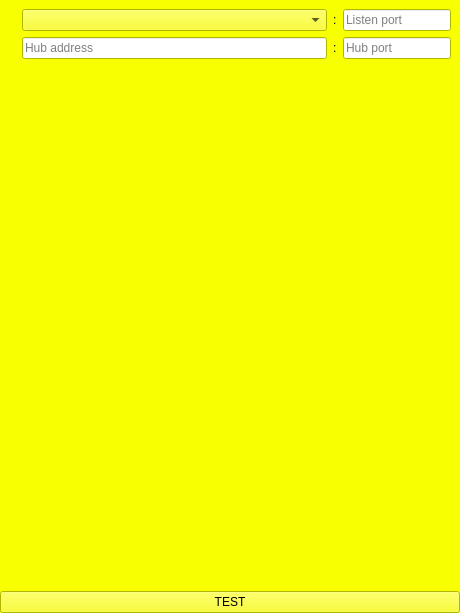
mrdeveloperdude/OctoMY, file lib/ui/RemoteWindow.ui: the form before one commit.
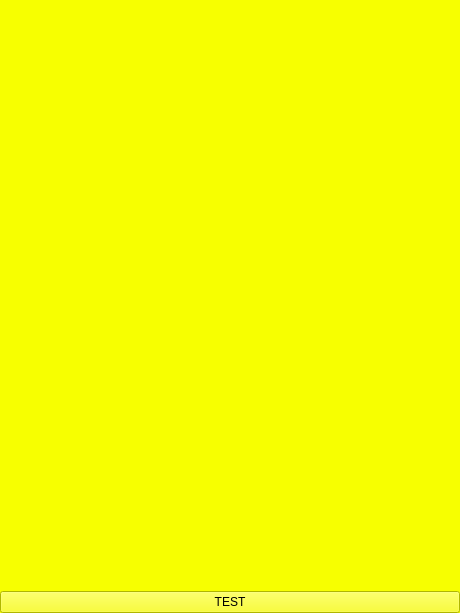
The form after the commit. The open tabs and pages were chosen to show the change. Icons and pictures are not drawn. Custom widgets are drawn as their Qt base class.

Patch:
```diff
--- a/lib/ui/RemoteWindow.ui
+++ b/lib/ui/RemoteWindow.ui
@@ -1033,77 +1033,6 @@
      <widget class="QWidget" name="pageConnect">
       <layout class="QGridLayout" name="gridLayout_3">
        <item row="2" column="1">
-        <layout class="QHBoxLayout" name="horizontalLayout">
-         <item>
-          <widget class="TextEntry" name="lineEditHubAddress">
-           <property name="placeholderText">
-            <string>Hub address</string>
-           </property>
-          </widget>
-         </item>
-         <item>
-          <widget class="QLabel" name="label_2">
-           <property name="text">
-            <string>:</string>
-           </property>
-          </widget>
-         </item>
-         <item>
-          <widget class="TextEntry" name="lineEditHubPort">
-           <property name="sizePolicy">
-            <sizepolicy hsizetype="Preferred" vsizetype="Fixed">
-             <horstretch>0</horstretch>
-             <verstretch>0</verstretch>
-            </sizepolicy>
-           </property>
-           <property name="maxLength">
-            <number>6</number>
-           </property>
-           <property name="placeholderText">
-            <string>Hub port</string>
-           </property>
-          </widget>
-         </item>
-        </layout>
-       </item>
-       <item row="1" column="1">
-        <layout class="QHBoxLayout" name="horizontalLayout_2">
-         <item>
-          <widget class="QComboBox" name="comboBoxLocalAddress">
-           <property name="sizePolicy">
-            <sizepolicy hsizetype="Expanding" vsizetype="Fixed">
-             <horstretch>0</horstretch>
-             <verstretch>0</verstretch>
-            </sizepolicy>
-           </property>
-          </widget>
-         </item>
-         <item>
-          <widget class="QLabel" name="label_4">
-           <property name="text">
-            <string>:</string>
-           </property>
-          </widget>
-         </item>
-         <item>
-          <widget class="TextEntry" name="lineEditLocalPort">
-           <property name="sizePolicy">
-            <sizepolicy hsizetype="Preferred" vsizetype="Fixed">
-             <horstretch>0</horstretch>
-             <verstretch>0</verstretch>
-            </sizepolicy>
-           </property>
-           <property name="maxLength">
-            <number>6</number>
-           </property>
-           <property name="placeholderText">
-            <string>Listen port</string>
-           </property>
-          </widget>
-         </item>
-        </layout>
-       </item>
-       <item row="4" column="1">
         <spacer name="verticalSpacer">
          <property name="orientation">
           <enum>Qt::Vertical</enum>
@@ -1116,23 +1045,10 @@
          </property>
         </spacer>
        </item>
-       <item row="3" column="1">
-        <widget class="TryToggle" name="tryToggleListen" native="true">
-         <property name="sizePolicy">
-          <sizepolicy hsizetype="Expanding" vsizetype="Minimum">
-           <horstretch>0</horstretch>
-           <verstretch>0</verstretch>
-          </sizepolicy>
-         </property>
-         <property name="minimumSize">
-          <size>
-           <width>10</width>
-           <height>10</height>
-          </size>
-         </property>
-        </widget>
+       <item row="0" column="1" rowspan="2">
+        <widget class="ConnectionWidget" name="widgetConnection" native="true"/>
        </item>
-       <item row="1" column="0" rowspan="2">
+       <item row="0" column="0" rowspan="2">
         <widget class="QLabel" name="label">
          <property name="text">
           <string/>
@@ -1200,9 +1116,10 @@
    <container>1</container>
   </customwidget>
   <customwidget>
-   <class>TextEntry</class>
-   <extends>QLineEdit</extends>
-   <header>widgets/TextEntry.hpp</header>
+   <class>ConnectionWidget</class>
+   <extends>QWidget</extends>
+   <header>widgets/ConnectionWidget.hpp</header>
+   <container>1</container>
   </customwidget>
  </customwidgets>
  <resources>
```
Left out of the diff: 15 changed lines with no effect on the pictures.
